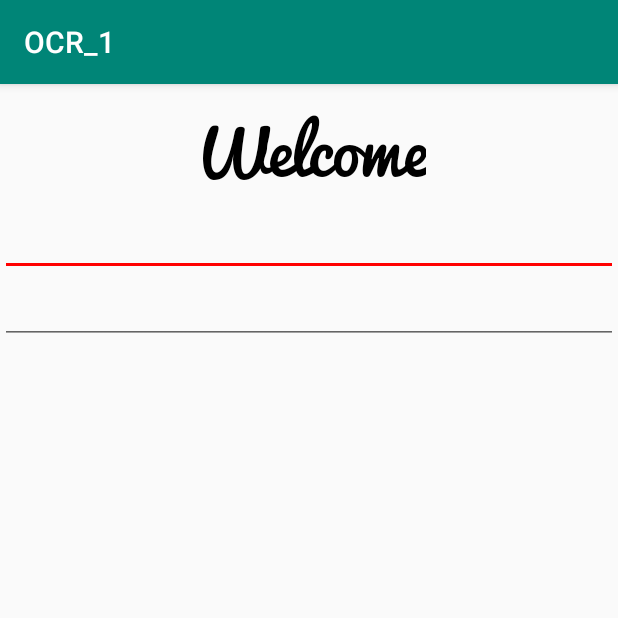
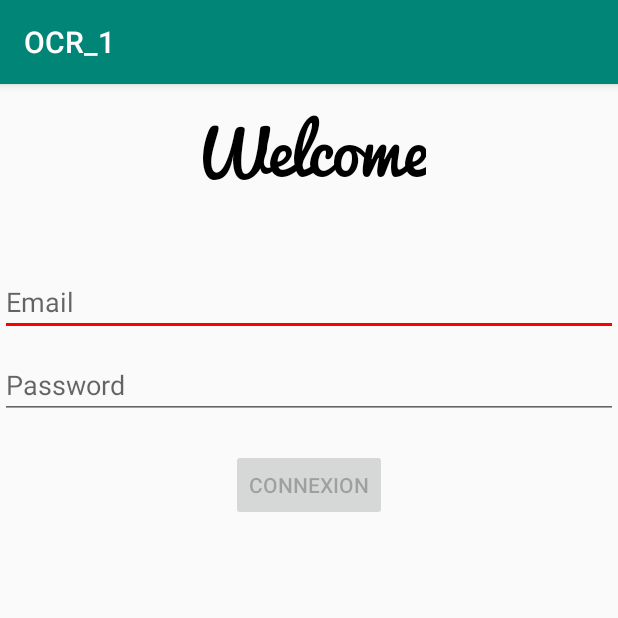
Before and after one commit to clems0712/OCR_1, an Android app: the screen it shows after launch (MainActivity), on a phone screen of 412 x 824 dp, the top half of it. Run offline under Robolectric (Android 15) with nearby library versions, the phone set to English and light mode, and no system bars; 1 statement that could not run was skipped.

Commit message:
Pref and MainActivity

```diff
--- a/app/src/main/AndroidManifest.xml
+++ b/app/src/main/AndroidManifest.xml
@@ -9,15 +9,14 @@
         android:roundIcon="@mipmap/ic_launcher_round"
         android:supportsRtl="true"
         android:theme="@style/AppTheme">
-        <activity android:name=".MainActivity">
+        <activity android:name=".Activity.MainActivity" />
+        <activity android:name=".Activity.SplashActivity">
             <intent-filter>
                 <action android:name="android.intent.action.MAIN" />
 
                 <category android:name="android.intent.category.LAUNCHER" />
             </intent-filter>
         </activity>
-        <activity android:name=".GameActivity" />
-        <activity android:name=".SplashActivity"></activity>
     </application>
 
 </manifest>
--- /dev/null
+++ b/app/src/main/java/com/example/cleme/ocr_1/Activity/MainActivity.java
@@ -0,0 +1,77 @@
+package com.example.cleme.ocr_1.Activity;
+
+import android.content.Intent;
+import android.support.v7.app.AppCompatActivity;
+import android.os.Bundle;
+import android.text.Editable;
+import android.text.TextWatcher;
+import android.view.View;
+import android.widget.Button;
+import android.widget.EditText;
+import android.widget.TextView;
+
+import com.example.cleme.ocr_1.KPrefModel;
+import com.example.cleme.ocr_1.R;
+
+public class MainActivity extends AppCompatActivity {
+
+  private  TextView mGreeting;
+  private  EditText mEmailEdit;
+  private  EditText mPasswordEdit;
+  private  Button mConnectBtn;
+
+
+    @Override
+    protected void onCreate(Bundle savedInstanceState) {
+        super.onCreate(savedInstanceState);
+        setContentView(R.layout.activity_main);
+
+        mGreeting = (TextView)findViewById(R.id.ViewWelcome);
+        mEmailEdit = (EditText)findViewById(R.id.editTextEmail);
+        mPasswordEdit = (EditText)findViewById(R.id.editTextPassword);
+        mConnectBtn = (Button)findViewById(R.id.BtnConnect);
+
+
+        mConnectBtn.setEnabled(false);
+
+        if(!KPrefModel.INSTANCE.getUserMail().isEmpty()){
+           String EmailPref= KPrefModel.INSTANCE.getUserMail().toString();
+           mEmailEdit.setText(EmailPref);
+        }
+
+
+        mPasswordEdit.addTextChangedListener(new TextWatcher() {
+            @Override
+            public void beforeTextChanged(CharSequence s, int start, int count, int after) {
+
+            }
+
+            @Override
+            public void onTextChanged(CharSequence s, int start, int before, int count) {
+
+                mConnectBtn.setEnabled(!s.toString().isEmpty());
+            }
+
+            @Override
+            public void afterTextChanged(Editable s) {
+
+            }
+        });
+
+
+        mConnectBtn.setOnClickListener(new View.OnClickListener() {
+            @Override
+            public void onClick(View v) {
+                KPrefModel.INSTANCE.setUserMail(mEmailEdit.getText().toString());
+
+
+            }
+        });
+
+
+
+    }
+
+
+
+}
--- /dev/null
+++ b/app/src/main/java/com/example/cleme/ocr_1/Activity/SplashActivity.java
@@ -0,0 +1,32 @@
+package com.example.cleme.ocr_1.Activity;
+
+import android.content.Intent;
+import android.os.Handler;
+import android.support.v7.app.AppCompatActivity;
+import android.os.Bundle;
+
+import com.example.cleme.ocr_1.R;
+
+
+public class SplashActivity extends AppCompatActivity {
+
+    private static int SPLASH_TIME_OUT = 3000;
+
+    @Override
+    protected void onCreate(Bundle savedInstanceState) {
+        super.onCreate(savedInstanceState);
+        setContentView(R.layout.activity_splash);
+
+
+        new Handler().postDelayed(new Runnable() {
+            @Override
+            public void run() {
+                Intent i = new Intent(SplashActivity.this, MainActivity.class);
+                startActivity(i);
+                finish();
+            }
+        }, SPLASH_TIME_OUT);
+
+
+    }
+}
--- a/app/src/main/res/layout/activity_main.xml
+++ b/app/src/main/res/layout/activity_main.xml
@@ -7,12 +7,14 @@
     xmlns:tools="http://schemas.android.com/tools"
     android:layout_width="match_parent"
     android:layout_height="match_parent"
-    tools:context=".MainActivity"
+    tools:context=".Activity.MainActivity"
     android:orientation="vertical"
     >
 
 
+
     <TextView
+        android:id="@+id/ViewWelcome"
         android:layout_width="wrap_content"
         android:layout_height="wrap_content"
         android:layout_gravity="center"
@@ -25,21 +27,38 @@
         app:layout_constraintLeft_toLeftOf="parent"
         app:layout_constraintRight_toRightOf="parent"
         app:layout_constraintTop_toTopOf="parent"
-
         />
 
+
     <EditText
-        android:id="@+id/editText"
+        android:id="@+id/editTextEmail"
         android:layout_width="match_parent"
         android:layout_height="wrap_content"
         android:ems="10"
-        android:inputType="textEmailAddress" />
+        android:hint="@string/email"
+        android:inputType="textEmailAddress"
+        android:layout_marginTop="40dp"/>
+
 
     <EditText
-        android:id="@+id/editText2"
+        android:id="@+id/editTextPassword"
         android:layout_width="match_parent"
         android:layout_height="wrap_content"
         android:ems="10"
-        android:inputType="textPassword" />
+        android:hint="@string/password"
+        android:inputType="textPassword"
+        android:layout_marginTop="10dp"
+        />
+
+
+    <Button
+        android:id="@+id/BtnConnect"
+        android:layout_width="wrap_content"
+        android:layout_height="wrap_content"
+        android:text="@string/connexion"
+        android:layout_gravity="center"
+        android:layout_marginTop="20dp"
+        />
+
 
 </LinearLayout>
--- a/app/src/main/res/values/strings.xml
+++ b/app/src/main/res/values/strings.xml
@@ -1,4 +1,7 @@
 <resources>
     <string name="app_name">OCR_1</string>
     <string name="welcome">Welcome</string>
+    <string name="connexion">Connexion</string>
+    <string name="password">Password</string>
+    <string name="email">Email</string>
 </resources>
--- a/build.gradle
+++ b/build.gradle
@@ -1,6 +1,7 @@
 // Top-level build file where you can add configuration options common to all sub-projects/modules.
 
 buildscript {
+    ext.kotlin_version = '1.3.11'
 
     repositories {
         google()
@@ -8,7 +9,7 @@ buildscript {
     }
     dependencies {
         classpath 'com.android.tools.build:gradle:3.2.1'
-
+        classpath "org.jetbrains.kotlin:kotlin-gradle-plugin:$kotlin_version"
 
         // NOTE: Do not place your application dependencies here; they belong
         // in the individual module build.gradle files
```
Also changed, not shown: app/build.gradle (+20 -0 lines), app/src/main/java/com/example/cleme/ocr_1/GameActivity.java (deleted, +0 -13 lines), app/src/main/java/com/example/cleme/ocr_1/KPrefModel.kt (added, +8 -0 lines), app/src/main/java/com/example/cleme/ocr_1/MainActivity.java (deleted, +0 -16 lines), app/src/main/java/com/example/cleme/ocr_1/SplashActivity.java (deleted, +0 -13 lines), app/src/main/res/layout/activity_game.xml (deleted, +0 -9 lines), app/src/main/res/layout/activity_splash.xml (+15 -3 lines).
